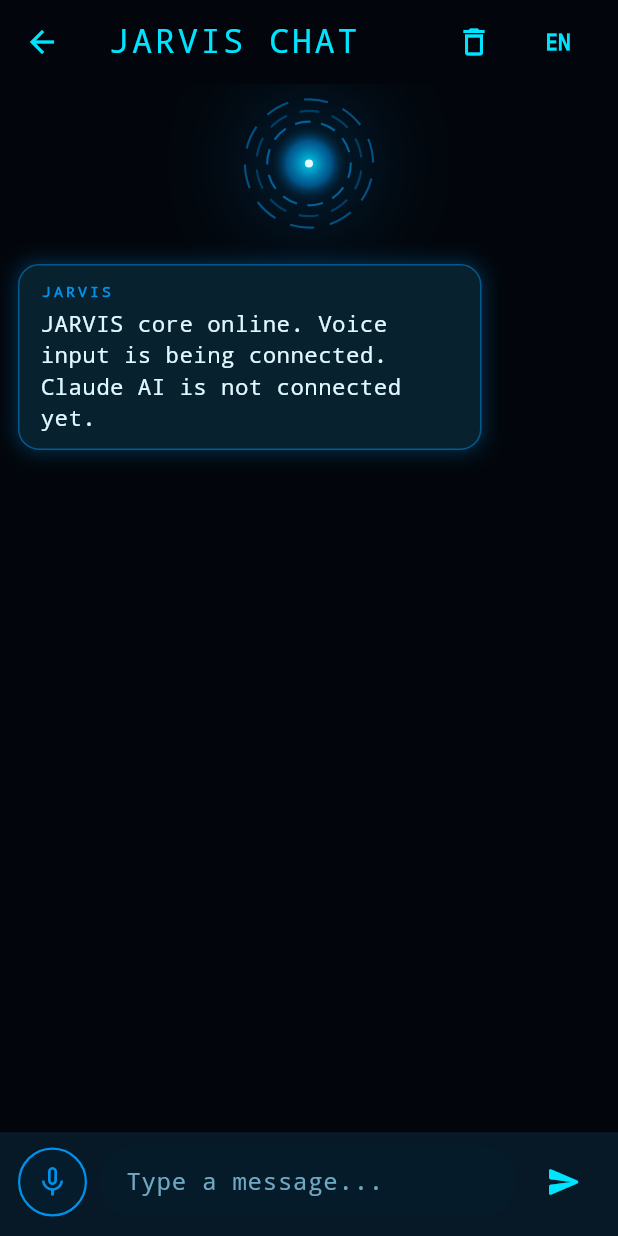
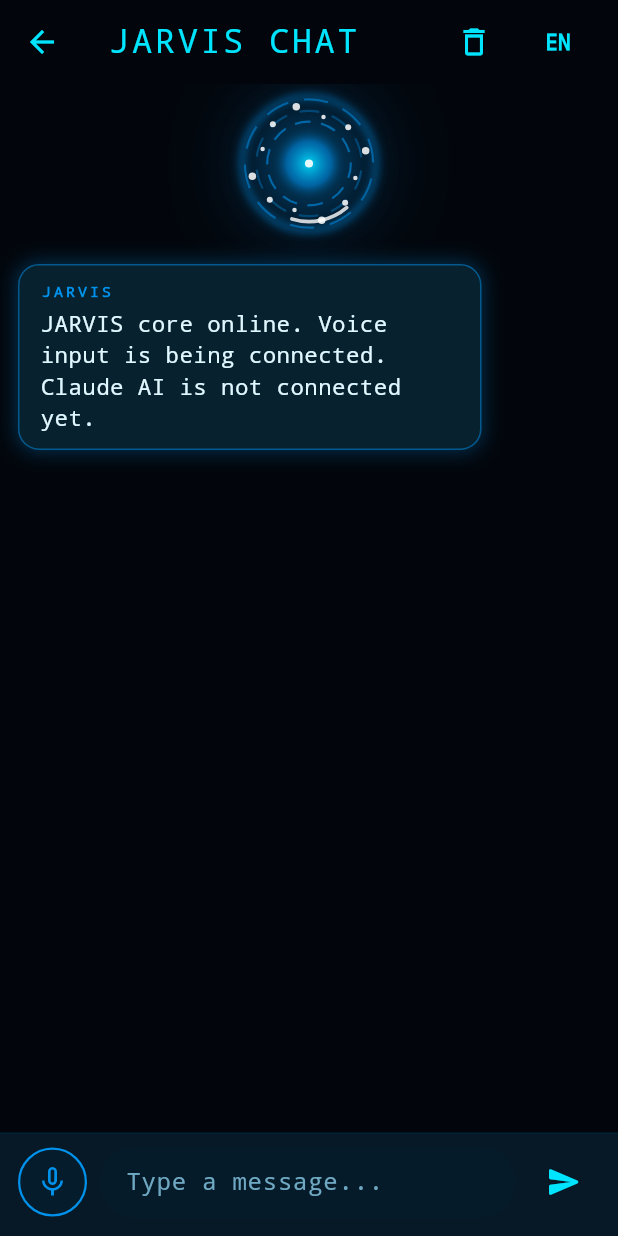
Before and after one commit to punmesh27-crypto/jarvis-assistant-, a Flutter app: the screen it shows after launch, after a tap on "ENTER CHAT INTERFACE", on a phone screen of 412 x 824 dp. Run offline on Flutter 3.47's test engine with Material 3 defaults, Android fonts, the phone set to English and light mode, and no system bars; our stand-ins replace camera, flutter_tts, shared_preferences, speech_to_text.

Commit message:
Upgrade JARVIS hologram orb

```diff
--- a/lib/widgets/jarvis_orb.dart
+++ b/lib/widgets/jarvis_orb.dart
@@ -97,6 +97,17 @@ class _OrbPainter extends CustomPainter {
       ..maskFilter = const MaskFilter.blur(BlurStyle.normal, 30);
     canvas.drawCircle(center, maxRadius * (0.75 + pulse * 0.1), glowPaint);
 
+    // Stronger Neon Glow
+    final neonPaint = Paint()
+      ..color = glowColor.withOpacity(0.22 + pulse * 0.18)
+      ..maskFilter = const MaskFilter.blur(BlurStyle.normal, 18);
+
+    canvas.drawCircle(
+      center,
+      maxRadius * (0.68 + pulse * 0.04),
+      neonPaint,
+    );
+
     // Core sphere gradient
     final corePaint = Paint()
       ..shader = RadialGradient(
@@ -109,10 +120,63 @@ class _OrbPainter extends CustomPainter {
       ).createShader(Rect.fromCircle(center: center, radius: maxRadius * 0.55));
     canvas.drawCircle(center, maxRadius * 0.55, corePaint);
 
+    // Outer Energy Ring
+    final energyPaint = Paint()
+      ..color = glowColor.withOpacity(0.75 + pulse * 0.2)
+      ..style = PaintingStyle.stroke
+      ..strokeWidth = 2.2
+      ..maskFilter = const MaskFilter.blur(BlurStyle.normal, 3);
+
+    canvas.drawCircle(
+      center,
+      maxRadius * (0.98 + pulse * 0.015),
+      energyPaint,
+    );
+
     // Rotating rings
     _drawRing(canvas, center, maxRadius * 0.95, rotation, 0.5, glowColor);
     _drawRing(canvas, center, maxRadius * 0.78, -rotation * 1.3, 0.35, glowColor);
     _drawRing(canvas, center, maxRadius * 0.62, rotation * 0.7, 0.6, glowColor);
+
+    // Moving Scanner Arc
+    final scannerPaint = Paint()
+      ..color = Colors.white.withOpacity(0.8)
+      ..style = PaintingStyle.stroke
+      ..strokeWidth = 2.5
+      ..strokeCap = StrokeCap.round;
+
+    final scannerRect = Rect.fromCircle(
+      center: center,
+      radius: maxRadius * 0.86,
+    );
+
+    canvas.drawArc(
+      scannerRect,
+      rotation,
+      math.pi * 0.32,
+      false,
+      scannerPaint,
+    );
+
+    // Floating Particles
+    final particlePaint = Paint()
+      ..color = Colors.white.withOpacity(0.65 + pulse * 0.3)
+      ..style = PaintingStyle.fill;
+
+    for (int i = 0; i < 12; i++) {
+      final angle = (2 * math.pi * i / 12) + rotation * 0.35;
+      final orbitRadius = maxRadius * (0.72 + (i % 3) * 0.07);
+      final particle = Offset(
+        center.dx + math.cos(angle) * orbitRadius,
+        center.dy + math.sin(angle) * orbitRadius,
+      );
+
+      canvas.drawCircle(
+        particle,
+        1.5 + (i % 3) * 0.5,
+        particlePaint,
+      );
+    }
 
     // Bright center dot
     final dotPaint = Paint()..color = Colors.white.withOpacity(0.9);
```
